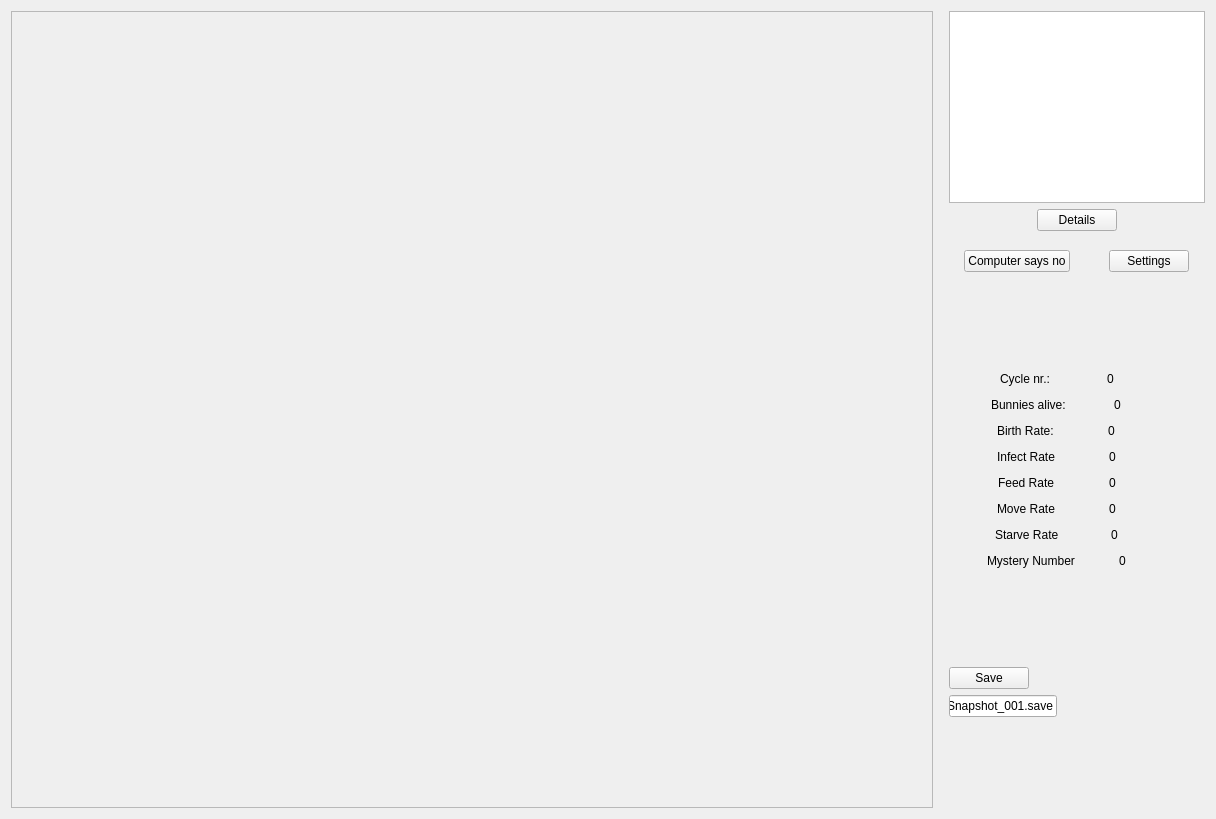
Above: BunnyVisual/BunnyWindow.ui from Mayerch1/BunnyVisual before the change. Below: the same form after it.
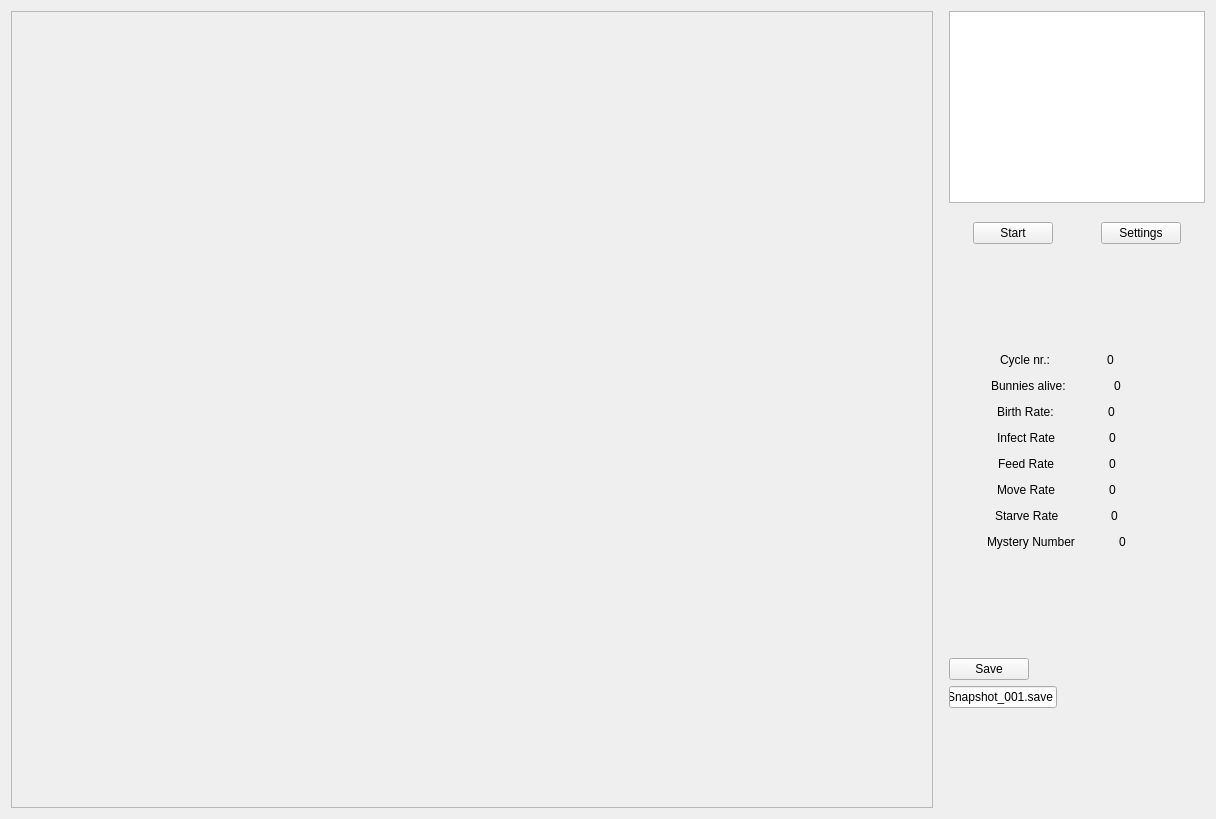
That is the form after the change.

The edit to the form file:
```diff
--- a/BunnyVisual/BunnyWindow.ui
+++ b/BunnyVisual/BunnyWindow.ui
@@ -35,7 +35,7 @@
      <height>0</height>
     </size>
    </property>
-   <layout class="QHBoxLayout" name="horizontalLayout_11">
+   <layout class="QHBoxLayout" name="horizontalLayout_9">
     <item>
      <widget class="QFrame" name="RenderArea">
       <property name="sizePolicy">
@@ -75,8 +75,6 @@
      </spacer>
     </item>
     <item>
-     <layout class="QVBoxLayout" name="verticalLayout_2">
-      <item>
        <layout class="QVBoxLayout" name="verticalLayout">
         <item>
          <widget class="QListWidget" name="listMsg">
@@ -95,57 +93,6 @@
          </widget>
         </item>
         <item>
-         <layout class="QHBoxLayout" name="horizontalLayout_9">
-          <item>
-           <spacer name="horizontalSpacer_11">
-            <property name="orientation">
-             <enum>Qt::Horizontal</enum>
-            </property>
-            <property name="sizeType">
-             <enum>QSizePolicy::Maximum</enum>
-            </property>
-            <property name="sizeHint" stdset="0">
-             <size>
-              <width>40</width>
-              <height>20</height>
-             </size>
-            </property>
-           </spacer>
-          </item>
-          <item>
-           <widget class="QPushButton" name="btnDetails">
-            <property name="sizePolicy">
-             <sizepolicy hsizetype="Fixed" vsizetype="Fixed">
-              <horstretch>0</horstretch>
-              <verstretch>0</verstretch>
-             </sizepolicy>
-            </property>
-            <property name="text">
-             <string>Details</string>
-            </property>
-           </widget>
-          </item>
-          <item>
-           <spacer name="horizontalSpacer_12">
-            <property name="orientation">
-             <enum>Qt::Horizontal</enum>
-            </property>
-            <property name="sizeType">
-             <enum>QSizePolicy::Maximum</enum>
-            </property>
-            <property name="sizeHint" stdset="0">
-             <size>
-              <width>40</width>
-              <height>20</height>
-             </size>
-            </property>
-           </spacer>
-          </item>
-         </layout>
-        </item>
-       </layout>
-      </item>
-      <item>
        <spacer name="verticalSpacer_2">
         <property name="orientation">
          <enum>Qt::Vertical</enum>
@@ -172,7 +119,7 @@
            </sizepolicy>
           </property>
           <property name="text">
-           <string>Computer says no</string>
+           <string>Start</string>
           </property>
          </widget>
         </item>
```
Left out of the diff: 8 changed lines with no effect on the pictures. Lines whose indentation alone changed are shown as unchanged.
